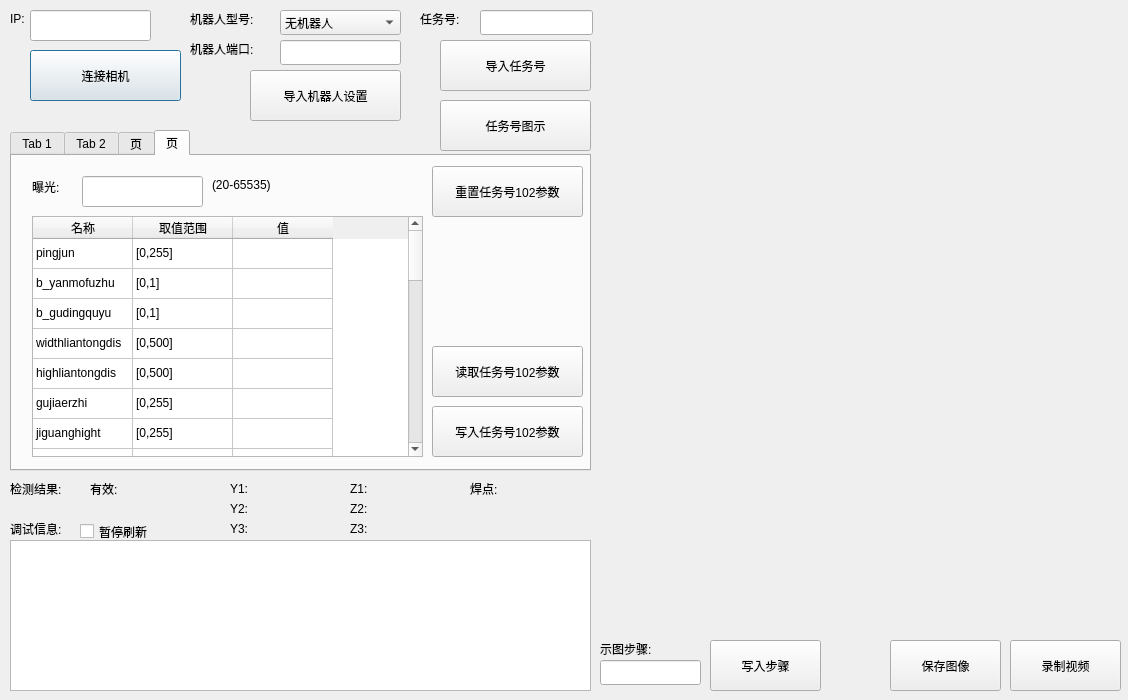
The window that qtmysunnydlg.ui (qubo188612/qtmysunny) describes before a commit, drawn with Qt 5.
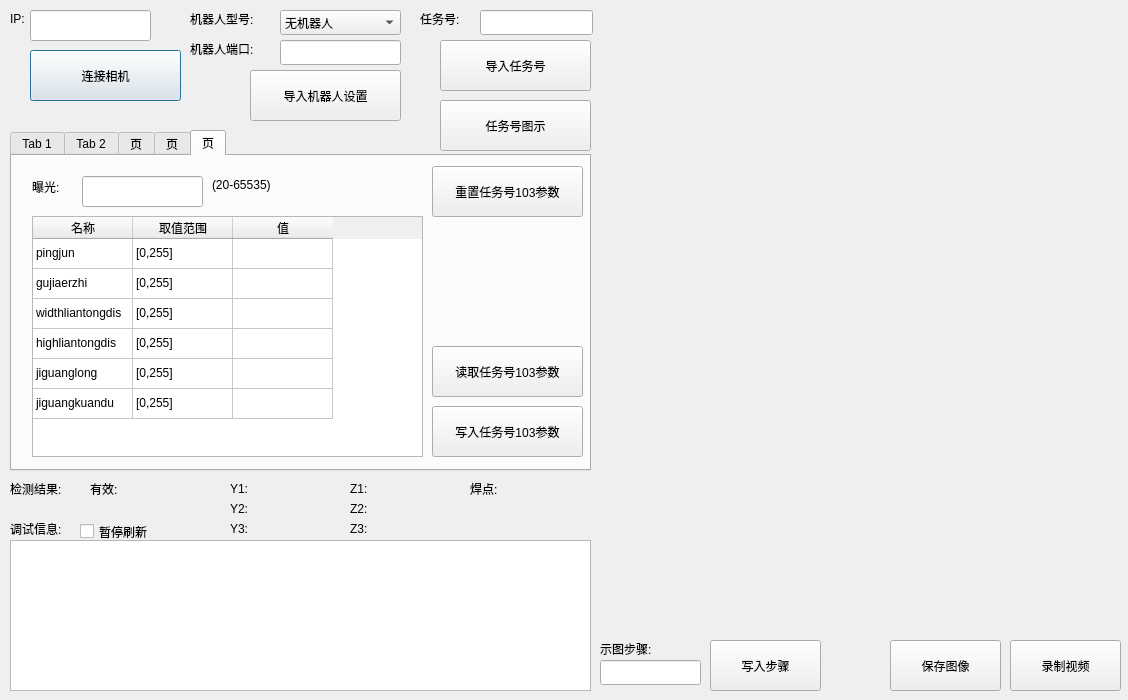
The same window after the commit. Custom widgets are drawn as their Qt base class.

```diff
--- a/qtmysunnydlg.ui
+++ b/qtmysunnydlg.ui
@@ -36,7 +36,7 @@
     </rect>
    </property>
    <property name="currentIndex">
-    <number>3</number>
+    <number>4</number>
    </property>
    <widget class="QWidget" name="tab">
     <attribute name="title">
@@ -1909,6 +1909,234 @@
      </property>
     </widget>
    </widget>
+   <widget class="QWidget" name="tab_5">
+    <attribute name="title">
+     <string>页</string>
+    </attribute>
+    <widget class="QPushButton" name="writeTab5Btn">
+     <property name="geometry">
+      <rect>
+       <x>420</x>
+       <y>250</y>
+       <width>151</width>
+       <height>51</height>
+      </rect>
+     </property>
+     <property name="text">
+      <string>写入任务号103参数</string>
+     </property>
+    </widget>
+    <widget class="QLabel" name="label_32">
+     <property name="geometry">
+      <rect>
+       <x>200</x>
+       <y>20</y>
+       <width>81</width>
+       <height>17</height>
+      </rect>
+     </property>
+     <property name="text">
+      <string>(20-65535)</string>
+     </property>
+    </widget>
+    <widget class="QLabel" name="tab2label_7">
+     <property name="geometry">
+      <rect>
+       <x>20</x>
+       <y>20</y>
+       <width>41</width>
+       <height>21</height>
+      </rect>
+     </property>
+     <property name="text">
+      <string>曝光:</string>
+     </property>
+    </widget>
+    <widget class="QTableWidget" name="tab5tableWidget">
+     <property name="geometry">
+      <rect>
+       <x>20</x>
+       <y>60</y>
+       <width>391</width>
+       <height>241</height>
+      </rect>
+     </property>
+     <attribute name="verticalHeaderVisible">
+      <bool>false</bool>
+     </attribute>
+     <row>
+      <property name="text">
+       <string>1</string>
+      </property>
+     </row>
+     <row>
+      <property name="text">
+       <string>2</string>
+      </property>
+     </row>
+     <row>
+      <property name="text">
+       <string>3</string>
+      </property>
+     </row>
+     <row>
+      <property name="text">
+       <string>4</string>
+      </property>
+     </row>
+     <row>
+      <property name="text">
+       <string>5</string>
+      </property>
+     </row>
+     <row>
+      <property name="text">
+       <string>6</string>
+      </property>
+     </row>
+     <column>
+      <property name="text">
+       <string>名称</string>
+      </property>
+     </column>
+     <column>
+      <property name="text">
+       <string>取值范围</string>
+      </property>
+     </column>
+     <column>
+      <property name="text">
+       <string>值</string>
+      </property>
+     </column>
+     <item row="0" column="0">
+      <property name="text">
+       <string>pingjun</string>
+      </property>
+     </item>
+     <item row="0" column="1">
+      <property name="text">
+       <string>[0,255]</string>
+      </property>
+     </item>
+     <item row="0" column="2">
+      <property name="text">
+       <string/>
+      </property>
+     </item>
+     <item row="1" column="0">
+      <property name="text">
+       <string>gujiaerzhi</string>
+      </property>
+     </item>
+     <item row="1" column="1">
+      <property name="text">
+       <string>[0,255]</string>
+      </property>
+     </item>
+     <item row="1" column="2">
+      <property name="text">
+       <string/>
+      </property>
+     </item>
+     <item row="2" column="0">
+      <property name="text">
+       <string>widthliantongdis</string>
+      </property>
+     </item>
+     <item row="2" column="1">
+      <property name="text">
+       <string>[0,255]</string>
+      </property>
+     </item>
+     <item row="2" column="2">
+      <property name="text">
+       <string/>
+      </property>
+     </item>
+     <item row="3" column="0">
+      <property name="text">
+       <string>highliantongdis</string>
+      </property>
+     </item>
+     <item row="3" column="1">
+      <property name="text">
+       <string>[0,255]</string>
+      </property>
+     </item>
+     <item row="3" column="2">
+      <property name="text">
+       <string/>
+      </property>
+     </item>
+     <item row="4" column="0">
+      <property name="text">
+       <string>jiguanglong</string>
+      </property>
+     </item>
+     <item row="4" column="1">
+      <property name="text">
+       <string>[0,255]</string>
+      </property>
+     </item>
+     <item row="4" column="2">
+      <property name="text">
+       <string/>
+      </property>
+     </item>
+     <item row="5" column="0">
+      <property name="text">
+       <string>jiguangkuandu</string>
+      </property>
+     </item>
+     <item row="5" column="1">
+      <property name="text">
+       <string>[0,255]</string>
+      </property>
+     </item>
+     <item row="5" column="2">
+      <property name="text">
+       <string/>
+      </property>
+     </item>
+    </widget>
+    <widget class="QLineEdit" name="alg103_threshold">
+     <property name="geometry">
+      <rect>
+       <x>70</x>
+       <y>20</y>
+       <width>121</width>
+       <height>31</height>
+      </rect>
+     </property>
+    </widget>
+    <widget class="QPushButton" name="readTab5Btn">
+     <property name="geometry">
+      <rect>
+       <x>420</x>
+       <y>190</y>
+       <width>151</width>
+       <height>51</height>
+      </rect>
+     </property>
+     <property name="text">
+      <string>读取任务号103参数</string>
+     </property>
+    </widget>
+    <widget class="QPushButton" name="initTab5Btn">
+     <property name="geometry">
+      <rect>
+       <x>420</x>
+       <y>10</y>
+       <width>151</width>
+       <height>51</height>
+      </rect>
+     </property>
+     <property name="text">
+      <string>重置任务号103参数</string>
+     </property>
+    </widget>
+   </widget>
   </widget>
   <widget class="QTextBrowser" name="record">
    <property name="geometry">
```
